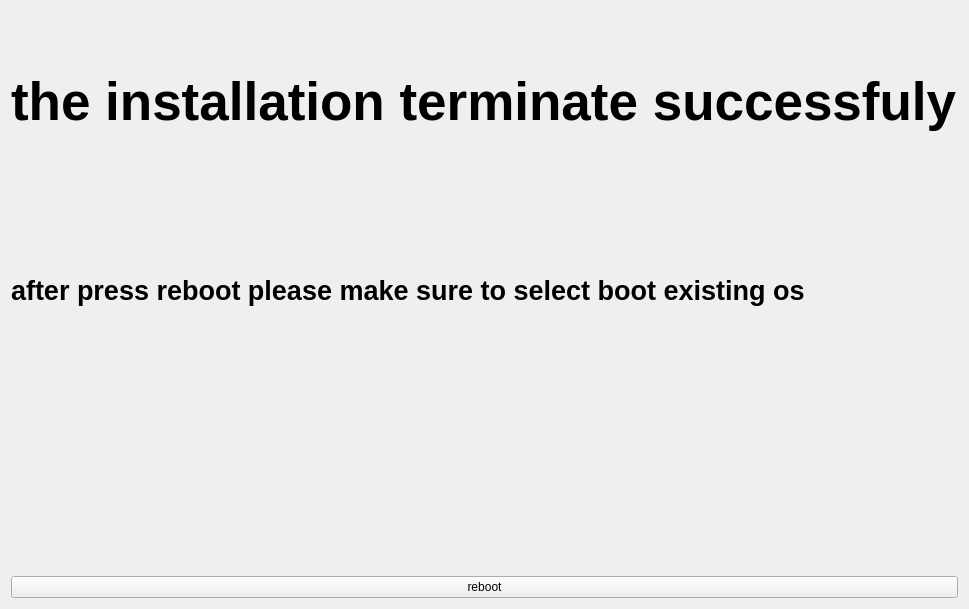
First picture: the form in finish.ui, repository n1cef/kraken_installer, before the edit.
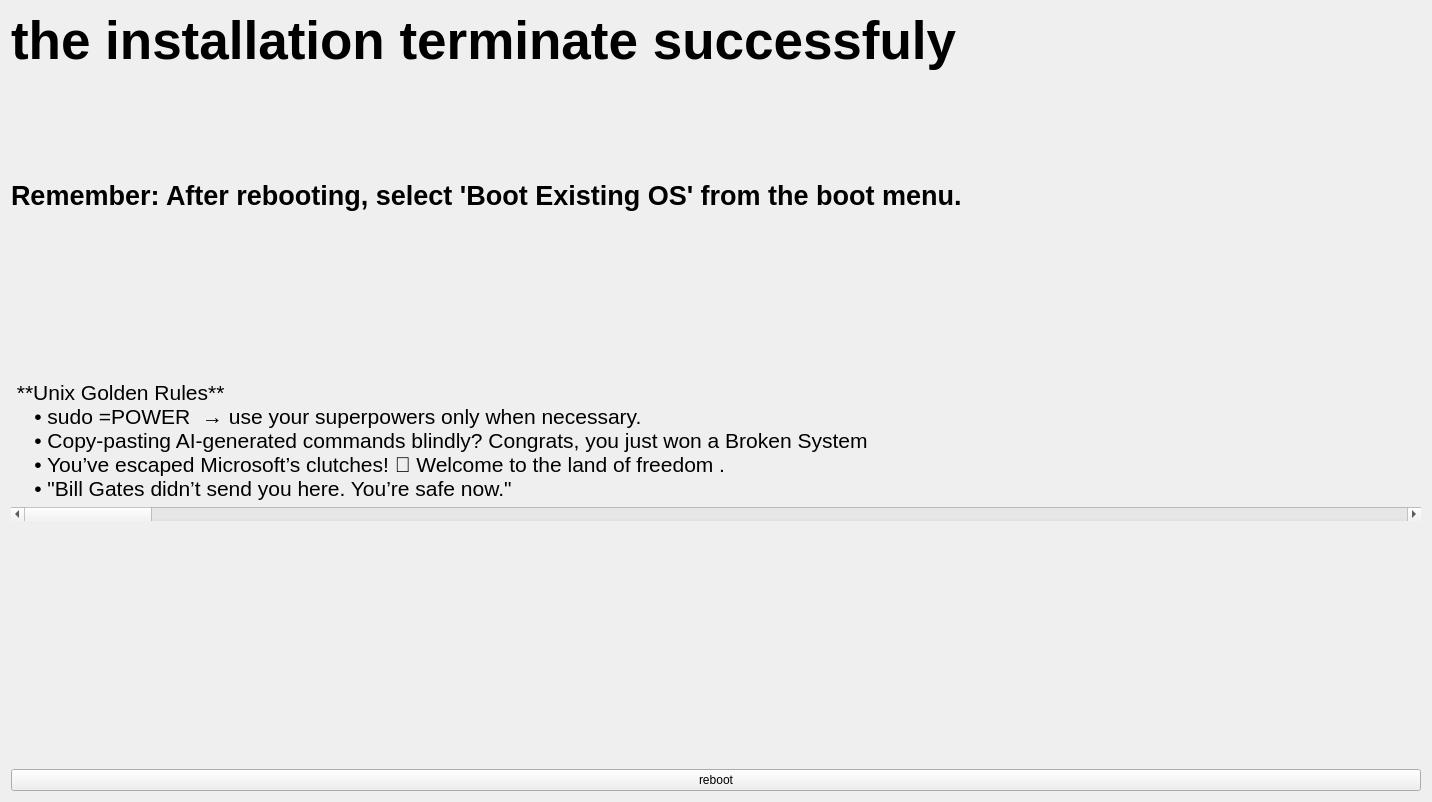
Second picture: the form after the edit. Icons and pictures are not drawn.

Commit message: On your feet soldier , We are leaving

The edit to the form file:
```diff
--- a/finish.ui
+++ b/finish.ui
@@ -6,8 +6,8 @@
    <rect>
     <x>0</x>
     <y>0</y>
-    <width>789</width>
-    <height>609</height>
+    <width>1432</width>
+    <height>802</height>
    </rect>
   </property>
   <property name="windowTitle">
@@ -26,7 +26,8 @@
       <string notr="true">color:&quot;blue&quot;</string>
      </property>
      <property name="text">
-      <string>the installation terminate successfuly</string>
+      <string>the installation terminate successfuly 
+</string>
      </property>
     </widget>
    </item>
@@ -38,13 +39,46 @@
        <bold>true</bold>
       </font>
      </property>
+     <property name="styleSheet">
+      <string notr="true">color:&quot;cyan&quot;;</string>
+     </property>
      <property name="text">
-      <string>after press reboot please make sure to select boot existing os</string>
+      <string>Remember: After rebooting, select 'Boot Existing OS' from the boot menu.  </string>
      </property>
     </widget>
    </item>
    <item>
-    <widget class="QLabel" name="label_2">
+    <widget class="QLabel" name="label_4">
+     <property name="text">
+      <string/>
+     </property>
+    </widget>
+   </item>
+   <item>
+    <widget class="QLabel" name="label_6">
+     <property name="font">
+      <font>
+       <pointsize>16</pointsize>
+      </font>
+     </property>
+     <property name="text">
+      <string> **Unix Golden Rules**   
+    • sudo =POWER  → use your superpowers only when necessary.  
+    • Copy-pasting AI-generated commands blindly? Congrats, you just won a Broken System   
+    • You’ve escaped Microsoft’s clutches! 🐧 Welcome to the land of freedom .  
+    • &quot;Bill Gates didn’t send you here. You’re safe now.&quot; </string>
+     </property>
+    </widget>
+   </item>
+   <item>
+    <widget class="QScrollBar" name="horizontalScrollBar">
+     <property name="orientation">
+      <enum>Qt::Orientation::Horizontal</enum>
+     </property>
+    </widget>
+   </item>
+   <item>
+    <widget class="QLabel" name="label_5">
      <property name="text">
       <string/>
      </property>
@@ -54,7 +88,19 @@
     </widget>
    </item>
    <item>
-    <widget class="QPushButton" name="pushButton">
+    <widget class="QLabel" name="label_2">
+     <property name="font">
+      <font>
+       <kerning>true</kerning>
+      </font>
+     </property>
+     <property name="text">
+      <string/>
+     </property>
+    </widget>
+   </item>
+   <item>
+    <widget class="QPushButton" name="reboot_btn">
      <property name="text">
       <string>reboot</string>
      </property>
```
Left out of the diff: 9 changed lines with no effect on the pictures. The commit also changes 13 other files.
